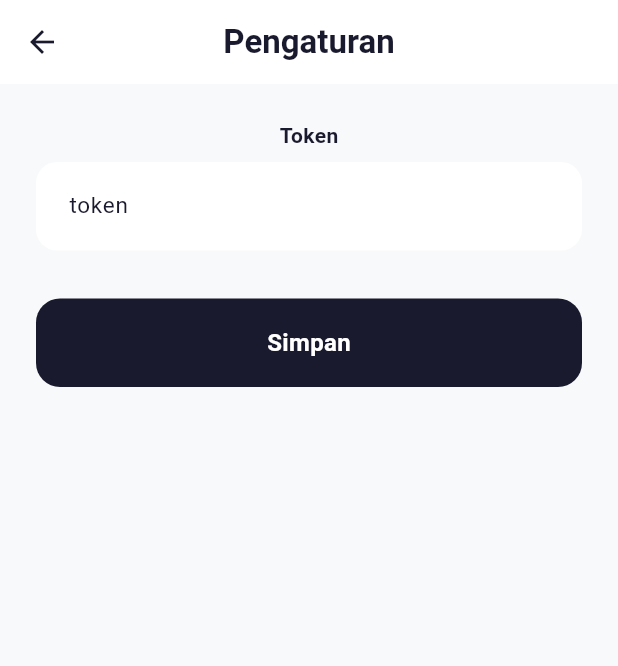
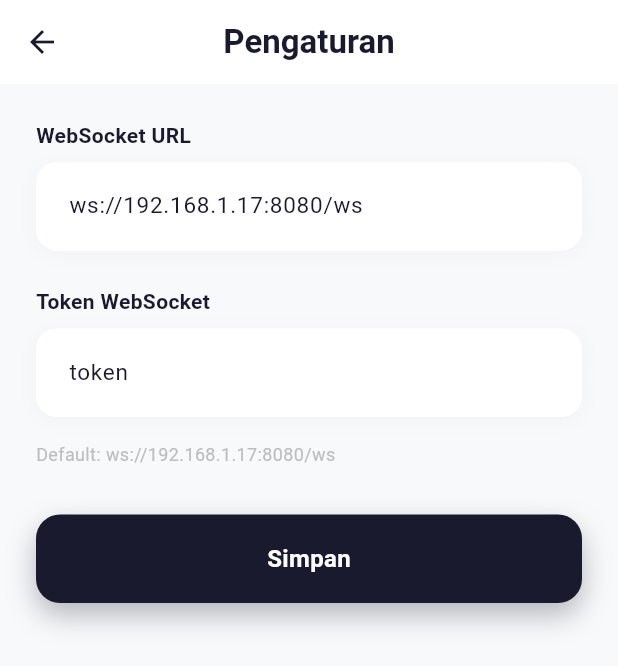
Before and after one commit to chafis1221-oss/App, a Flutter app: the screen it shows after launch, after a tap on the "settings" icon, on a phone screen of 412 x 824 dp. Shown: the top 666 px of the screen. Run offline on Flutter 3.47's test engine with Material 3 defaults, Android fonts, the phone set to English and light mode, and no system bars; our stand-ins replace audioplayers, flutter_local_notifications, shared_preferences; missing offline and left inert: flutter_foreground_task.

Commit message:
Settings: customizable URL + token

```diff
--- a/lib/screens/settings_screen.dart
+++ b/lib/screens/settings_screen.dart
@@ -9,6 +9,7 @@ class SettingsScreen extends StatefulWidget {
 }
 
 class _SettingsScreenState extends State<SettingsScreen> {
+  final _urlController = TextEditingController();
   final _tokenController = TextEditingController();
   bool _isSaving = false;
 
@@ -19,21 +20,34 @@ class _SettingsScreenState extends State<SettingsScreen> {
   }
 
   Future<void> _load() async {
+    _urlController.text = PrefsHelper.localUrl;
     _tokenController.text = await PrefsHelper.getToken();
   }
 
   Future<void> _save() async {
     setState(() => _isSaving = true);
-    await PrefsHelper.saveToken(_tokenController.text.trim().isEmpty ? PrefsHelper.defaultToken : _tokenController.text.trim());
+    final url = _urlController.text.trim().isEmpty ? PrefsHelper.localUrl : _urlController.text.trim();
+    final token = _tokenController.text.trim().isEmpty ? PrefsHelper.defaultToken : _tokenController.text.trim();
+    await PrefsHelper.saveWebSocketUrl(url);
+    await PrefsHelper.saveToken(token);
     if (mounted) {
       setState(() => _isSaving = false);
-      ScaffoldMessenger.of(context).showSnackBar(SnackBar(content: const Text('Disimpan'), backgroundColor: const Color(0xFF1A1A2E), behavior: SnackBarBehavior.floating, shape: RoundedRectangleBorder(borderRadius: BorderRadius.circular(12)), margin: const EdgeInsets.all(16)));
+      ScaffoldMessenger.of(context).showSnackBar(
+        SnackBar(
+          content: const Text('Pengaturan disimpan'),
+          backgroundColor: const Color(0xFF1A1A2E),
+          behavior: SnackBarBehavior.floating,
+          shape: RoundedRectangleBorder(borderRadius: BorderRadius.circular(12)),
+          margin: const EdgeInsets.all(16),
+        ),
+      );
       Navigator.pop(context);
     }
   }
 
   @override
   void dispose() {
+    _urlController.dispose();
     _tokenController.dispose();
     super.dispose();
   }
@@ -42,26 +56,71 @@ class _SettingsScreenState extends State<SettingsScreen> {
   Widget build(BuildContext context) {
     return Scaffold(
       backgroundColor: const Color(0xFFF8F9FA),
-      appBar: AppBar(title: const Text('Pengaturan', style: TextStyle(fontWeight: FontWeight.w600)), backgroundColor: Colors.white, foregroundColor: const Color(0xFF1A1A2E), elevation: 0),
-      body: Padding(
+      appBar: AppBar(
+        title: const Text('Pengaturan', style: TextStyle(fontWeight: FontWeight.w600)),
+        backgroundColor: Colors.white,
+        foregroundColor: const Color(0xFF1A1A2E),
+        elevation: 0,
+      ),
+      body: SingleChildScrollView(
         padding: const EdgeInsets.all(24),
         child: Column(
+          crossAxisAlignment: CrossAxisAlignment.start,
           children: [
-            const Text('Token', style: TextStyle(fontSize: 14, fontWeight: FontWeight.w600, color: Color(0xFF1A1A2E))),
+            const Text('WebSocket URL', style: TextStyle(fontSize: 14, fontWeight: FontWeight.w600, color: Color(0xFF1A1A2E))),
             const SizedBox(height: 8),
-            TextField(
-              controller: _tokenController,
-              style: const TextStyle(fontSize: 15, color: Color(0xFF1A1A2E)),
-              decoration: InputDecoration(hintText: PrefsHelper.defaultToken, hintStyle: TextStyle(color: Colors.grey[350]), border: OutlineInputBorder(borderRadius: BorderRadius.circular(14), borderSide: BorderSide.none), filled: true, fillColor: Colors.white, contentPadding: const EdgeInsets.all(18)),
+            Container(
+              decoration: BoxDecoration(color: Colors.white, borderRadius: BorderRadius.circular(14), boxShadow: [BoxShadow(color: Colors.black.withOpacity(0.03), blurRadius: 10, offset: const Offset(0, 2))]),
+              child: TextField(
+                controller: _urlController,
+                style: const TextStyle(fontSize: 15, color: Color(0xFF1A1A2E)),
+                decoration: InputDecoration(
+                  hintText: PrefsHelper.localUrl,
+                  hintStyle: TextStyle(color: Colors.grey[350], fontSize: 15),
+                  border: OutlineInputBorder(borderRadius: BorderRadius.circular(14), borderSide: BorderSide.none),
+                  contentPadding: const EdgeInsets.all(18),
+                  filled: true,
+                  fillColor: Colors.white,
+                ),
+                keyboardType: TextInputType.url,
+              ),
             ),
+            const SizedBox(height: 24),
+            const Text('Token WebSocket', style: TextStyle(fontSize: 14, fontWeight: FontWeight.w600, color: Color(0xFF1A1A2E))),
+            const SizedBox(height: 8),
+            Container(
+              decoration: BoxDecoration(color: Colors.white, borderRadius: BorderRadius.circular(14), boxShadow: [BoxShadow(color: Colors.black.withOpacity(0.03), blurRadius: 10, offset: const Offset(0, 2))]),
+              child: TextField(
+                controller: _tokenController,
+                style: const TextStyle(fontSize: 15, color: Color(0xFF1A1A2E)),
+                decoration: InputDecoration(
+                  hintText: PrefsHelper.defaultToken,
+                  hintStyle: TextStyle(color: Colors.grey[350], fontSize: 15),
+                  border: OutlineInputBorder(borderRadius: BorderRadius.circular(14), borderSide: BorderSide.none),
+                  contentPadding: const EdgeInsets.all(18),
+                  filled: true,
+                  fillColor: Colors.white,
+                ),
+              ),
+            ),
+            const SizedBox(height: 16),
+            Text('Default: ${PrefsHelper.localUrl}', style: TextStyle(fontSize: 12, color: Colors.grey[400])),
             const SizedBox(height: 32),
             GestureDetector(
               onTap: _isSaving ? null : _save,
               child: Container(
                 width: double.infinity,
                 padding: const EdgeInsets.symmetric(vertical: 18),
-                decoration: BoxDecoration(color: const Color(0xFF1A1A2E), borderRadius: BorderRadius.circular(16)),
-                child: Center(child: _isSaving ? const SizedBox(width: 22, height: 22, child: CircularProgressIndicator(color: Colors.white, strokeWidth: 2)) : const Text('Simpan', style: TextStyle(color: Colors.white, fontSize: 16, fontWeight: FontWeight.w600))),
+                decoration: BoxDecoration(
+                  color: const Color(0xFF1A1A2E),
+                  borderRadius: BorderRadius.circular(16),
+                  boxShadow: [BoxShadow(color: const Color(0xFF1A1A2E).withOpacity(0.3), blurRadius: 16, offset: const Offset(0, 8))],
+                ),
+                child: Center(
+                  child: _isSaving
+                      ? const SizedBox(width: 22, height: 22, child: CircularProgressIndicator(color: Colors.white, strokeWidth: 2))
+                      : const Text('Simpan', style: TextStyle(color: Colors.white, fontSize: 16, fontWeight: FontWeight.w600)),
+                ),
               ),
             ),
           ],
--- a/lib/utils/prefs_helper.dart
+++ b/lib/utils/prefs_helper.dart
@@ -1,19 +1,17 @@
 import 'package:shared_preferences/shared_preferences.dart';
 
 class PrefsHelper {
-  static const _domainKey = 'domain_url';
+  static const _urlKey = 'websocket_url';
   static const _tokenKey = 'websocket_token';
-
   static const localUrl = 'ws://192.168.1.17:8080/ws';
-  static const defaultDomainUrl = 'wss://qris.chafis.my.id/ws';
   static const defaultToken = 's3cr3tWs';
 
-  static Future<String> getDomainUrl() async {
+  static Future<String> getWebSocketUrl() async {
     try {
       final prefs = await SharedPreferences.getInstance();
-      return prefs.getString(_domainKey) ?? defaultDomainUrl;
+      return prefs.getString(_urlKey) ?? localUrl;
     } catch (_) {
-      return defaultDomainUrl;
+      return localUrl;
     }
   }
 
@@ -26,10 +24,10 @@ class PrefsHelper {
     }
   }
 
-  static Future<void> saveDomainUrl(String url) async {
+  static Future<void> saveWebSocketUrl(String url) async {
     try {
       final prefs = await SharedPreferences.getInstance();
-      await prefs.setString(_domainKey, url);
+      await prefs.setString(_urlKey, url);
     } catch (_) {}
   }
 
```
Also changed, not shown: lib/services/websocket_service.dart (+6 -13 lines).
